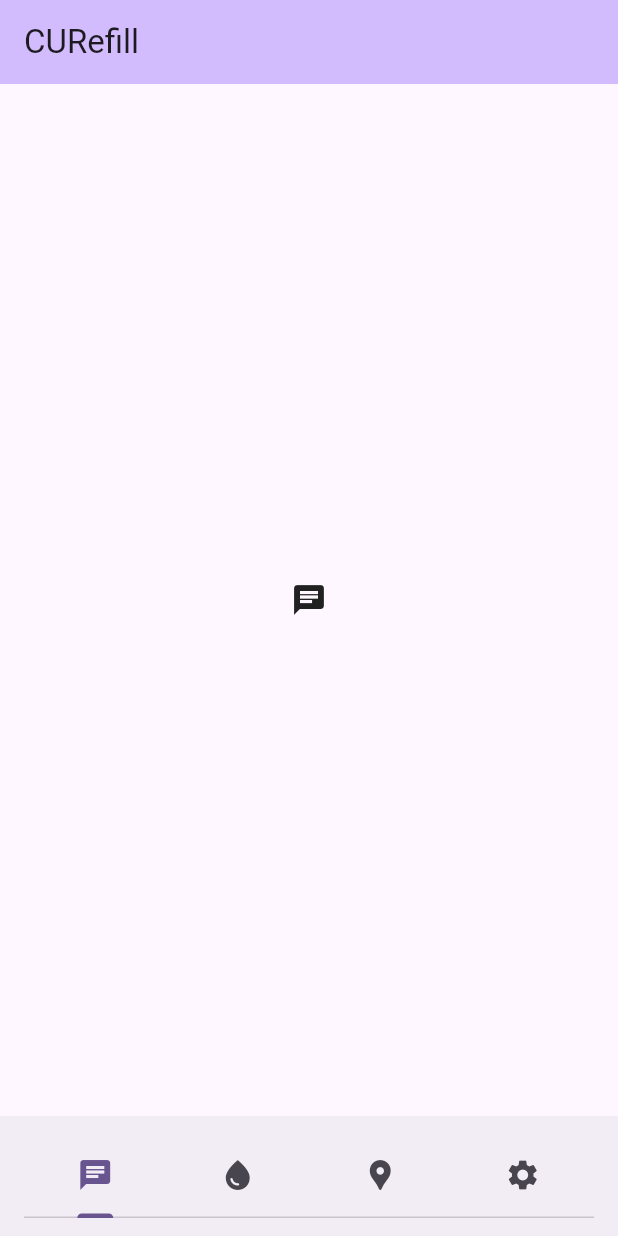
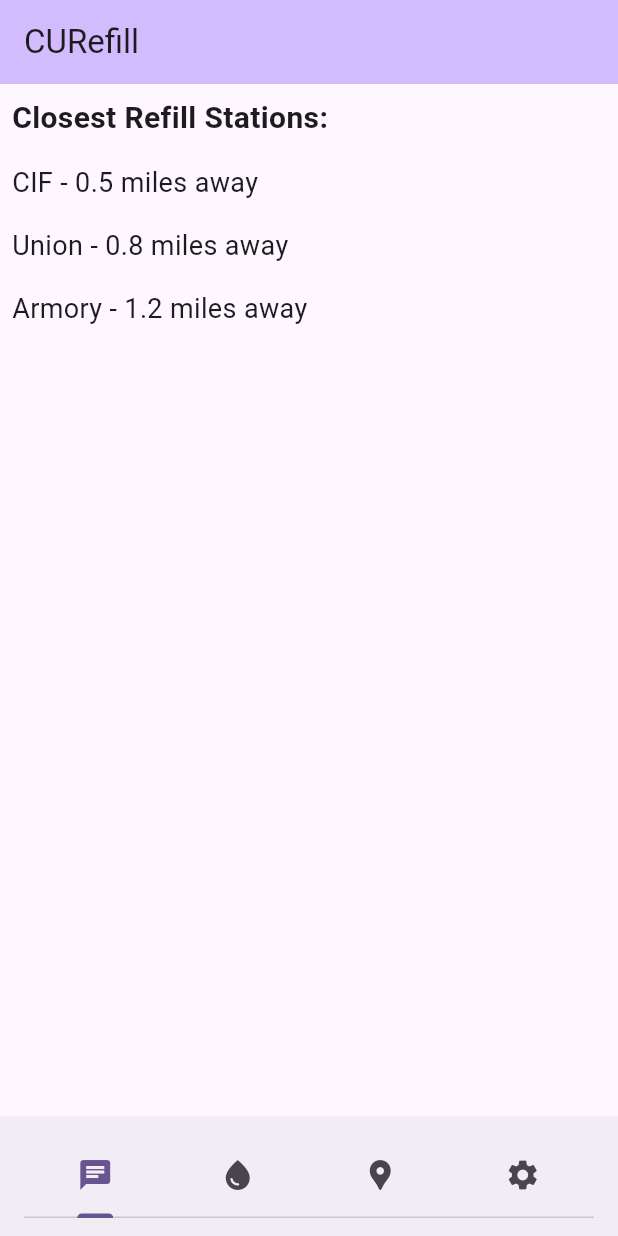
Before and after one commit to fdczk/curefill, a Flutter app: the screen it shows after launch, on a phone screen of 412 x 824 dp. Run offline on Flutter 3.47's test engine with Material 3 defaults, Android fonts, the phone set to English and light mode, and no system bars; our stand-ins replace google_maps_flutter.

Commit message:
added text for closest refill stations

```diff
--- a/curefill_flutter_application_1/lib/main.dart
+++ b/curefill_flutter_application_1/lib/main.dart
@@ -102,11 +102,45 @@ class _MyHomePageState extends State<MyHomePage> {
           ),
           body: TabBarView(
             children: [
-              const Icon(Icons.chat), // temporary fillers for each tab's body
-              const Icon(Icons.water_drop),
+              // Chat tab displaying the three closest buildings
+              Column(
+                crossAxisAlignment: CrossAxisAlignment.start,
+                children: [
+                  Padding(
+                    padding: const EdgeInsets.all(8.0),
+                    child: Text(
+                      "Closest Refill Stations:",
+                      style: TextStyle(
+                        fontSize: 20,
+                        fontWeight: FontWeight.bold,
+                      ),
+                    ),
+                  ),
+                  Padding(
+                    padding: const EdgeInsets.all(8.0),
+                    child: Text(
+                      "CIF - 0.5 miles away",
+                      style: TextStyle(fontSize: 18),
+                    ),
+                  ),
+                  Padding(
+                    padding: const EdgeInsets.all(8.0),
+                    child: Text(
+                      "Union - 0.8 miles away",
+                      style: TextStyle(fontSize: 18),
+                    ),
+                  ),
+                  Padding(
+                    padding: const EdgeInsets.all(8.0),
+                    child: Text(
+                      "Armory - 1.2 miles away",
+                      style: TextStyle(fontSize: 18),
+                    ),
+                  ),
+                ],
+              ),
+              const Icon(Icons.water_drop), // temporary fillers for each tab's body
               Scaffold(
-                // appBar: AppBar(
-                //   title: const Text('Sydney'), backgroundColor: Colors.green[700]),
                 body: gmaps.GoogleMap(
                   onMapCreated: _onMapCreated,
                   initialCameraPosition: gmaps.CameraPosition(
```
